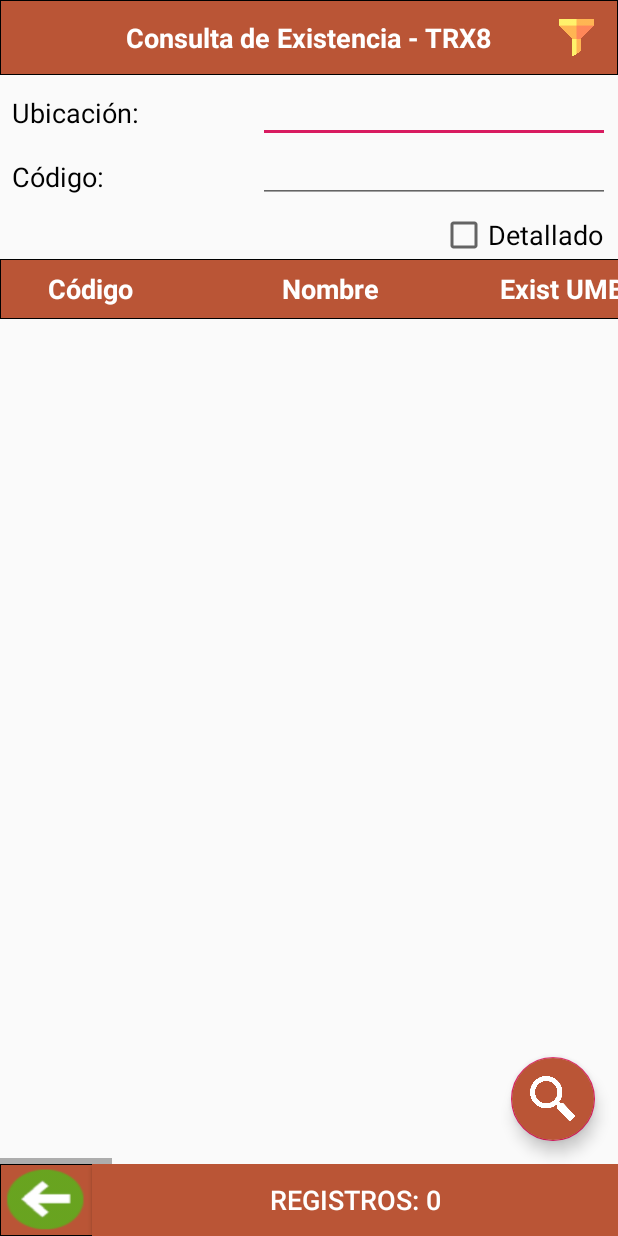
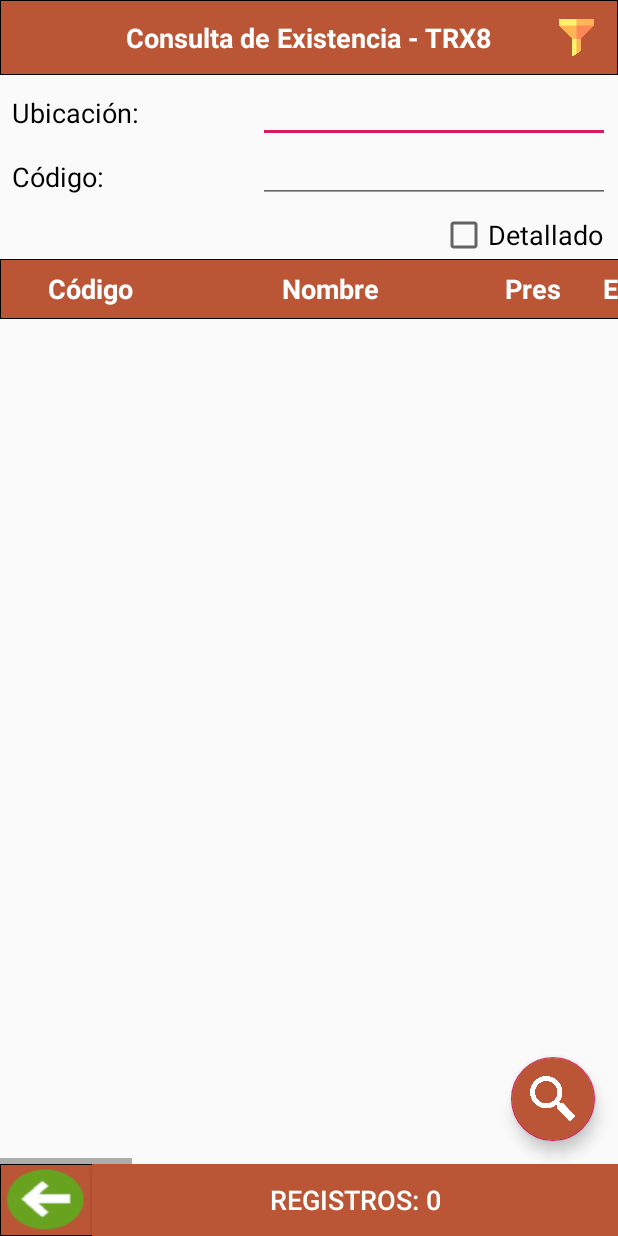
Before and after one commit to dtsolutionsgt/tom, an Android app: the layout activity_frm_consulta_stock.xml on its own in the app's theme, with its tools: preview values and no code run, on a phone screen of 412 x 824 dp. Run offline under Robolectric (Android 15) with nearby library versions, the light colour scheme and no system bars; Roboto replaces fonts that are not available here.

Commit message:
#AT20250704 Ocultar Exis Umb, REs Umb, Disp Umb en consulta de existencia

```diff
--- a/app/src/main/res/layout/activity_frm_consulta_stock.xml
+++ b/app/src/main/res/layout/activity_frm_consulta_stock.xml
@@ -94,7 +94,9 @@
                     android:text="Exist UMB"
                     android:textColor="#FFFFFF"
                     android:textSize="18sp"
-                    android:textStyle="bold" />
+                    android:textStyle="bold"
+                    android:visibility="gone"
+                    tools:visibility="gone" />
 
                 <TextView
                     android:id="@+id/lblPres"
@@ -136,7 +138,9 @@
                     android:text="Res. UMB"
                     android:textColor="#FFFFFF"
                     android:textSize="18sp"
-                    android:textStyle="bold" />
+                    android:textStyle="bold"
+                    android:visibility="gone"
+                    tools:visibility="gone" />
 
                 <TextView
                     android:id="@+id/lblDisponibleUMBas"
@@ -149,7 +153,9 @@
                     android:text="Dispo UMB"
                     android:textColor="#FFFFFF"
                     android:textSize="18sp"
-                    android:textStyle="bold" />
+                    android:textStyle="bold"
+                    android:visibility="gone"
+                    tools:visibility="gone" />
 
                 <TextView
                     android:id="@+id/lblResPres"
--- a/app/src/main/res/layout/activity_frm_consulta_stock_detalle_c_i.xml
+++ b/app/src/main/res/layout/activity_frm_consulta_stock_detalle_c_i.xml
@@ -66,6 +66,7 @@
             </TableRow>
 
             <TableRow
+                android:id="@+id/trDispUm"
                 android:layout_width="match_parent"
                 android:layout_height="match_parent"
                 android:layout_marginTop="10dp">
@@ -127,6 +128,7 @@
             </TableRow>
 
             <TableRow
+                android:id="@+id/trResUm"
                 android:layout_width="match_parent"
                 android:layout_height="match_parent"
                 android:layout_marginTop="10dp">
```
Also changed, not shown: app/src/main/java/com/dts/ladapt/ConsultaStock/list_adapt_consulta_stock.java (+6 -6 lines), app/src/main/java/com/dts/tom/Transacciones/ConsultaStock/frm_consulta_stock_detalleCI.java (+17 -1 lines), app/src/main/res/layout/activity_list_adapt_consulta_stock.xml (+9 -3 lines).
